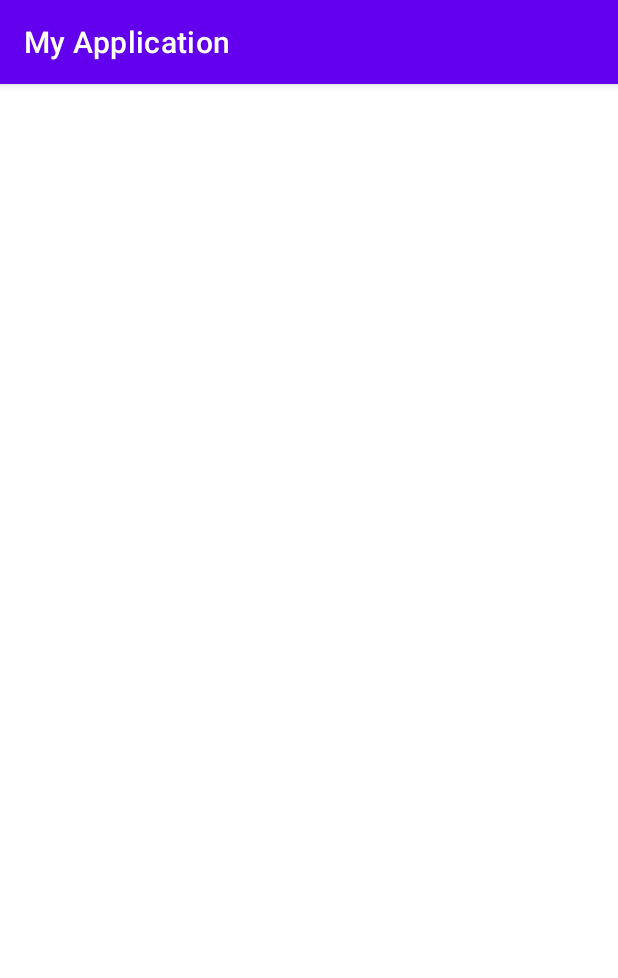
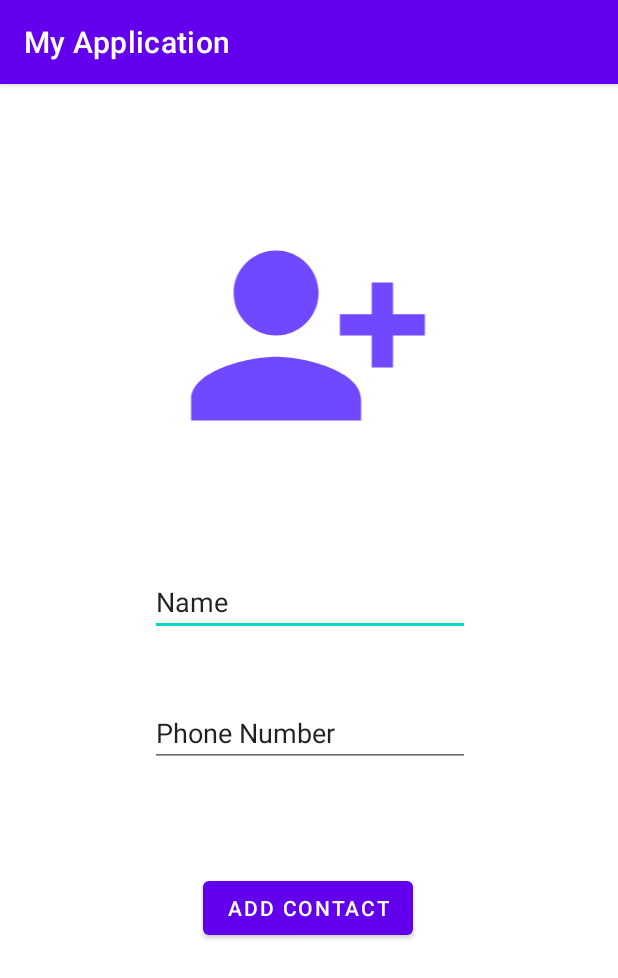
Before and after one commit to jinhyukj/jinplminpl, an Android app: the addContact screen opened directly, with no data from a screen before it, on a phone screen of 412 x 824 dp. Shown: the top 978 px of the screen. Run offline under Robolectric (Android 15) with nearby library versions, the phone set to English and light mode, and no system bars.

Commit message:
add contact xml

```diff
--- a/app/src/main/AndroidManifest.xml
+++ b/app/src/main/AndroidManifest.xml
@@ -15,7 +15,6 @@
         <activity android:name=".MainActivity" >
             <intent-filter>
                 <action android:name="android.intent.action.MAIN" />
-
                 <category android:name="android.intent.category.LAUNCHER" />
             </intent-filter>
         </activity>
--- a/app/src/main/java/com/example/myapplication/Tab1.java
+++ b/app/src/main/java/com/example/myapplication/Tab1.java
@@ -138,6 +138,11 @@ public class Tab1 extends Fragment {
         recyclerView = view.findViewById(R.id.recycler_view);
         Button button_add = view.findViewById(R.id.button_add);
         Button button_delete = view.findViewById(R.id.button_delete); /*페이지 전환버튼*/
+        View view1 =  inflater.inflate(R.layout.fragment_add, container, false);
+
+        //String name = view1.findViewById(R.id.name);
+        //phone = view1.findViewById(R.id.phone);
+        //add = view1.findViewById(R.id.btnAdd);
 
         checkPermisson();
 
--- a/app/src/main/java/com/example/myapplication/addContact.java
+++ b/app/src/main/java/com/example/myapplication/addContact.java
@@ -1,6 +1,15 @@
 package com.example.myapplication;
+
+import android.os.Bundle;
 
 import androidx.appcompat.app.AppCompatActivity;
 
 public class addContact extends AppCompatActivity {
+    protected void onCreate(Bundle savedInstanceState) {
+        super.onCreate(savedInstanceState);
+        setContentView(R.layout.fragment_add);
+
+
+
+    }
 }
--- /dev/null
+++ b/app/src/main/res/drawable/ic_baseline_person_add_alt_1_24.xml
@@ -0,0 +1,5 @@
+<vector android:alpha="0.78" android:height="24dp"
+    android:tint="#4513FF" android:viewportHeight="24"
+    android:viewportWidth="24" android:width="24dp" xmlns:android="http://schemas.android.com/apk/res/android">
+    <path android:fillColor="@android:color/white" android:pathData="M13,8c0,-2.21 -1.79,-4 -4,-4S5,5.79 5,8s1.79,4 4,4S13,10.21 13,8zM15,10v2h3v3h2v-3h3v-2h-3V7h-2v3H15zM1,18v2h16v-2c0,-2.66 -5.33,-4 -8,-4S1,15.34 1,18z"/>
+</vector>
--- /dev/null
+++ b/app/src/main/res/layout/fragment_add.xml
@@ -0,0 +1,60 @@
+<?xml version="1.0" encoding="utf-8"?>
+<androidx.constraintlayout.widget.ConstraintLayout xmlns:android="http://schemas.android.com/apk/res/android"
+    xmlns:app="http://schemas.android.com/apk/res-auto"
+    xmlns:tools="http://schemas.android.com/tools"
+    android:layout_width="match_parent"
+    android:layout_height="match_parent">
+
+    <ImageView
+        android:id="@+id/imageView2"
+        android:layout_width="184dp"
+        android:layout_height="170dp"
+        app:layout_constraintBottom_toBottomOf="parent"
+        app:layout_constraintEnd_toEndOf="parent"
+        app:layout_constraintHorizontal_bias="0.497"
+        app:layout_constraintStart_toStartOf="parent"
+        app:layout_constraintTop_toTopOf="parent"
+        app:layout_constraintVertical_bias="0.138"
+        app:srcCompat="@drawable/ic_baseline_person_add_alt_1_24"
+        tools:ignore="VectorDrawableCompat" />
+
+    <EditText
+        android:id="@+id/name"
+        android:layout_width="wrap_content"
+        android:layout_height="wrap_content"
+        android:ems="10"
+        android:inputType="textPersonName"
+        android:text="Name"
+        app:layout_constraintBottom_toBottomOf="parent"
+        app:layout_constraintEnd_toEndOf="parent"
+        app:layout_constraintHorizontal_bias="0.502"
+        app:layout_constraintStart_toStartOf="parent"
+        app:layout_constraintTop_toBottomOf="@+id/imageView2"
+        app:layout_constraintVertical_bias="0.149" />
+
+    <EditText
+        android:id="@+id/phone"
+        android:layout_width="wrap_content"
+        android:layout_height="wrap_content"
+        android:ems="10"
+        android:inputType="phone"
+        android:text="Phone Number"
+        app:layout_constraintBottom_toBottomOf="parent"
+        app:layout_constraintEnd_toEndOf="parent"
+        app:layout_constraintHorizontal_bias="0.502"
+        app:layout_constraintStart_toStartOf="parent"
+        app:layout_constraintTop_toBottomOf="@+id/name"
+        app:layout_constraintVertical_bias="0.119" />
+
+    <Button
+        android:id="@+id/btnAdd"
+        android:layout_width="wrap_content"
+        android:layout_height="wrap_content"
+        android:text="Add Contact"
+        app:layout_constraintBottom_toBottomOf="parent"
+        app:layout_constraintEnd_toEndOf="parent"
+        app:layout_constraintHorizontal_bias="0.498"
+        app:layout_constraintStart_toStartOf="parent"
+        app:layout_constraintTop_toBottomOf="@+id/phone"
+        app:layout_constraintVertical_bias="0.264" />
+</androidx.constraintlayout.widget.ConstraintLayout>
--- a/app/src/main/res/layout/fragment_cell_layout.xml
+++ b/app/src/main/res/layout/fragment_cell_layout.xml
@@ -1,14 +1,15 @@
 <?xml version="1.0" encoding="utf-8"?>
 <LinearLayout xmlns:android="http://schemas.android.com/apk/res/android"
-    android:orientation="vertical"
+    android:layout_width="match_parent"
+    android:layout_height="wrap_content"
     android:background="#FFFFFF"
-    android:layout_width="match_parent"
-    android:layout_height="wrap_content">
+    android:orientation="vertical">
+
     <ImageView
         android:id="@+id/img"
-        android:adjustViewBounds="true"
         android:layout_width="match_parent"
-        android:layout_height="match_parent"/>
+        android:layout_height="match_parent"
+        android:adjustViewBounds="true" />
 
     <TextView
         android:id="@+id/title"
```
